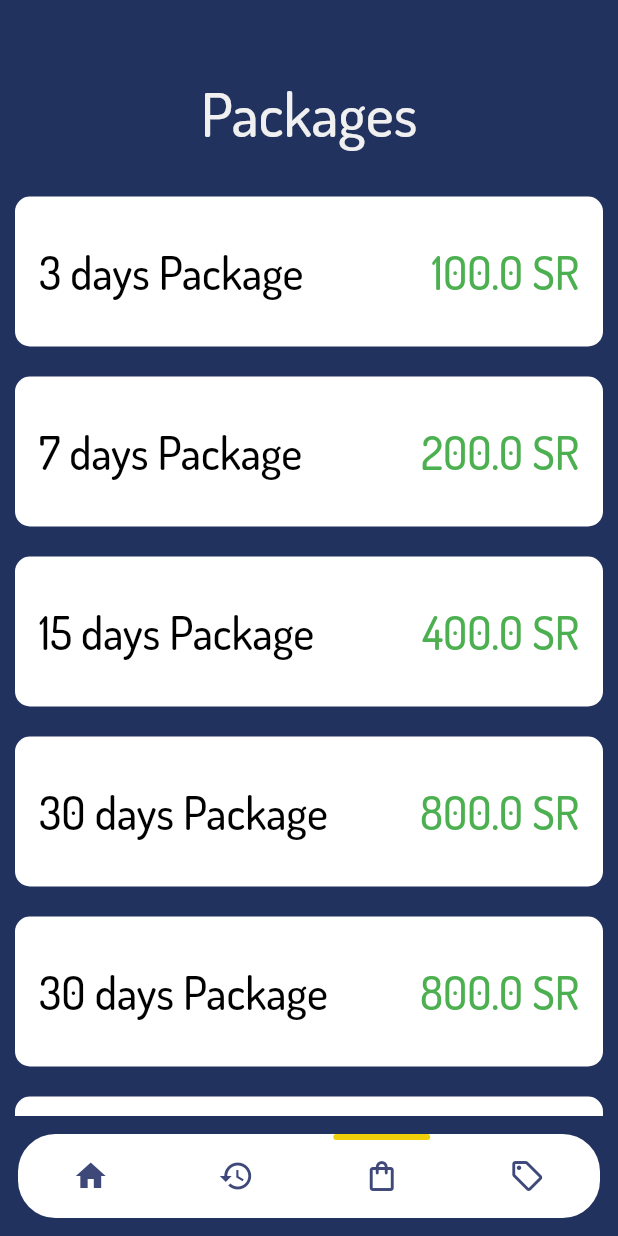
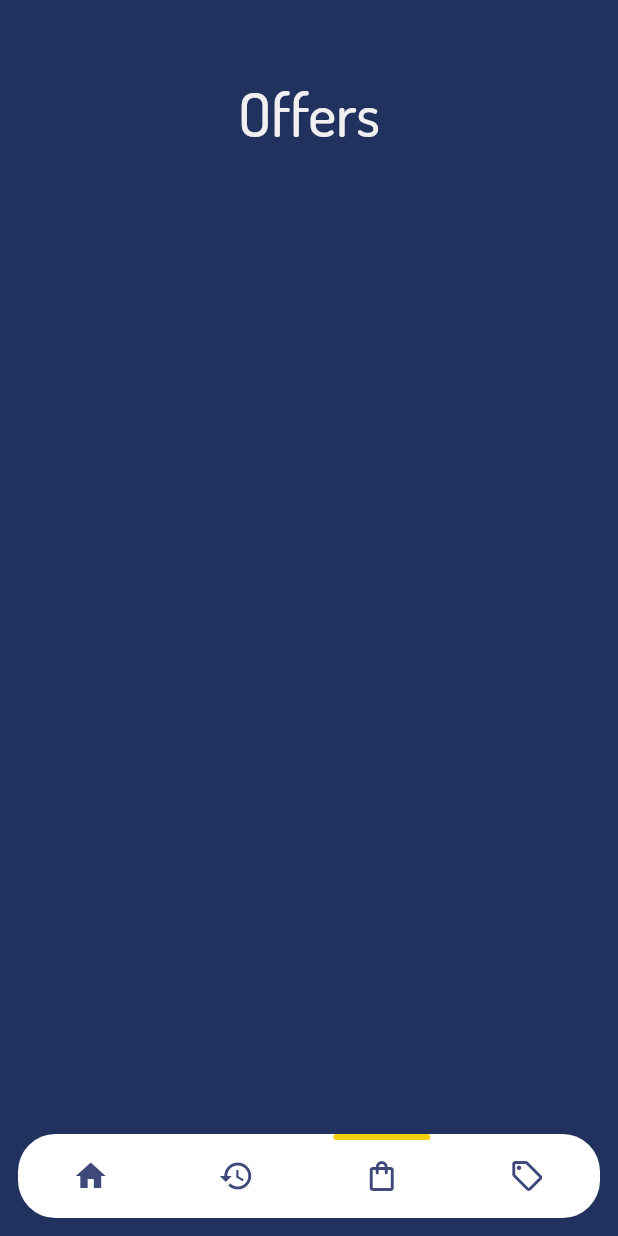
Before and after one commit to B6xb/Flutter_Weekend, a Flutter app: the screen it shows after launch, on a phone screen of 412 x 824 dp. Run offline on Flutter 3.47's test engine with Material 2 defaults, Android fonts, the light colour scheme and no system bars; drawn by our look-alikes of flutter_snake_navigationbar.

Commit message:
add offers screen

```diff
--- a/lib/main.dart
+++ b/lib/main.dart
@@ -1,5 +1,6 @@
 import 'package:flutter/material.dart';
 import 'package:khawi/screens/khawiSignIn.dart';
+import 'package:khawi/screens/offersPage.dart';
 import 'package:khawi/screens/packagePage.dart';
 
 void main() {
@@ -14,7 +15,7 @@ class MyApp extends StatelessWidget {
     return MaterialApp(
       theme: ThemeData(fontFamily: 'Dosis'),
       title: 'Khawi',
-      home: packagePage(),
+      home: OffersPage(),
     );
   }
 }
--- /dev/null
+++ b/lib/screens/offersPage.dart
@@ -0,0 +1,39 @@
+import 'package:flutter/material.dart';
+import 'package:khawi/constants.dart';
+import 'package:khawi/components/khawiBottomNaBar.dart';
+
+class OffersPage extends StatefulWidget {
+  const OffersPage({Key? key}) : super(key: key);
+
+  @override
+  State<OffersPage> createState() => _OffersPageState();
+}
+
+class _OffersPageState extends State<OffersPage> {
+  @override
+  Container OfferBox() {
+    return Container();
+  }
+
+  Widget build(BuildContext context) {
+    return Scaffold(
+      body: SafeArea(
+        child: ListView(
+          children: [
+            SizedBox(
+              height: 50,
+            ),
+            Center(
+              child: Text(
+                "Offers",
+                style: kMainTextStyle,
+              ),
+            ),
+          ],
+        ),
+      ),
+      bottomNavigationBar: KhawiBottomNavigationBar(),
+      backgroundColor: kMainColor,
+    );
+  }
+}
--- a/lib/screens/packagePage.dart
+++ b/lib/screens/packagePage.dart
@@ -5,7 +5,7 @@ import 'package:khawi/components/khawiBottomNaBar.dart';
 class packagePage extends StatelessWidget {
   const packagePage({Key? key}) : super(key: key);
 
-  Container packageBox(int days, double price) {
+  Container packageBox(int days, double price, int numOfReservations) {
     return Container(
       width: double.infinity,
       height: 100,
@@ -19,9 +19,20 @@ class packagePage extends StatelessWidget {
         children: [
           Padding(
             padding: const EdgeInsets.all(16.0),
-            child: Text(
-              "$days days Package",
-              style: TextStyle(color: Colors.black, fontSize: 30),
+            child: Column(
+              children: [
+                Text(
+                  "$days days Package",
+                  style: TextStyle(color: Colors.black, fontSize: 30),
+                ),
+                SizedBox(
+                  height: 10,
+                ),
+                Text(
+                  "$numOfReservations reservations",
+                  style: TextStyle(fontSize: 15, color: Colors.blueGrey),
+                ),
+              ],
             ),
           ),
           Padding(
@@ -54,12 +65,10 @@ class packagePage extends StatelessWidget {
             SizedBox(
               height: 20,
             ),
-            packageBox(3, 100),
-            packageBox(7, 200),
-            packageBox(15, 400),
-            packageBox(30, 800),
-            packageBox(30, 800),
-            packageBox(30, 800),
+            packageBox(3, 100, 6),
+            packageBox(7, 200, 12),
+            packageBox(15, 400, 20),
+            packageBox(30, 800, 40),
           ],
         ),
       ),
```
